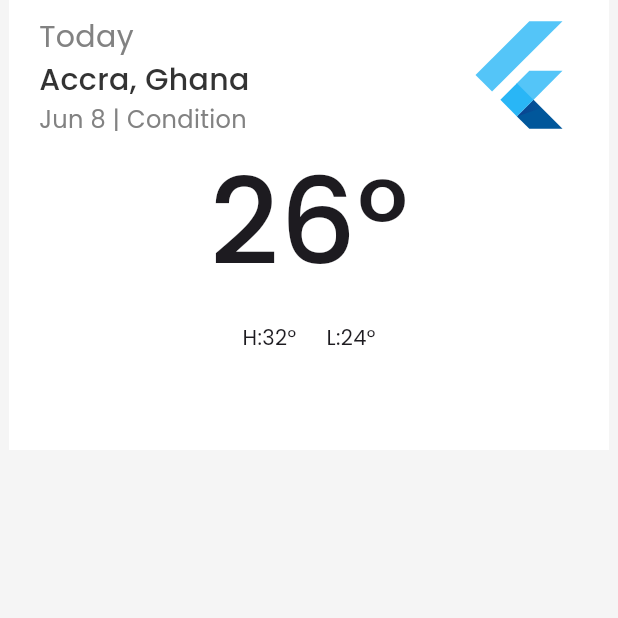
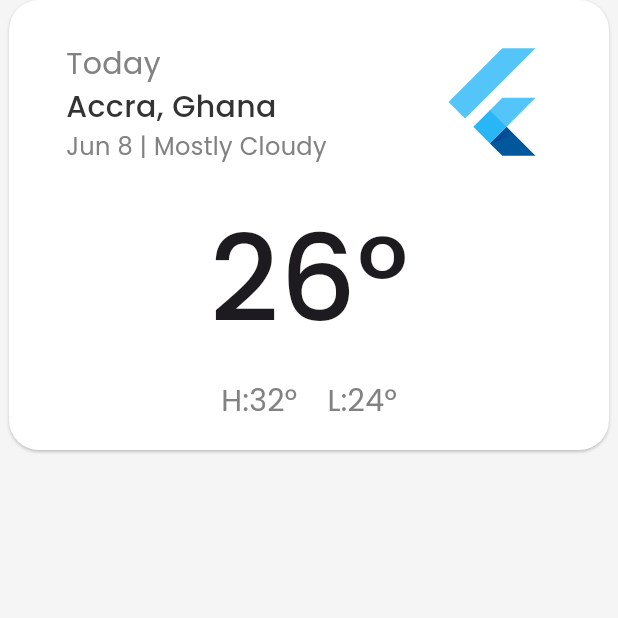
Before and after one commit to Odarteifx/weather_app, a Flutter app: the screen it shows after launch, on a phone screen of 412 x 824 dp, the top half of it. Run offline on Flutter 3.47's test engine with Material 3 defaults, Android fonts, the phone set to English and light mode, and no system bars; our stand-ins replace google_fonts; missing offline and left inert: weatherapi.

Commit message:
current weather list tile Ui completed

```diff
--- a/weather_app/lib/pages/weather.dart
+++ b/weather_app/lib/pages/weather.dart
@@ -44,18 +44,31 @@ Widget weatherTile(cityName){
 return Container(
   width: 400,
   height: 300,
-  decoration: const BoxDecoration(
+  decoration: BoxDecoration(
     color: Colors.white,
+    borderRadius: BorderRadius.circular(20),
+    boxShadow: const [
+      BoxShadow(
+      offset: Offset(0, 1),
+      blurRadius: 1,
+      color: Color.fromRGBO(0, 0, 0, 0.2),
+    )
+    ]
   ),
   child: Padding(
-    padding: const EdgeInsets.symmetric(vertical: 10, horizontal: 20),
+    padding: const EdgeInsets.all(8),
     child: Column(
+      mainAxisAlignment: MainAxisAlignment.spaceEvenly,
       children: [
-        Row(
+        Padding(
+          padding: const EdgeInsets.symmetric(horizontal: 20),
+          child: Row(
             crossAxisAlignment: CrossAxisAlignment.start,
             mainAxisAlignment: MainAxisAlignment.spaceBetween,
             children: [
-            Column(
+              Padding(
+                padding: const EdgeInsets.symmetric(horizontal: 10, vertical: 20),
+                child: Column(
                   crossAxisAlignment: CrossAxisAlignment.start,
                   children: [
                     Text(
@@ -75,7 +88,7 @@ return Container(
                       ),
                       ),
                     Text(
-                  '${month[monthnum]} $day | Condition',
+                      '${month[monthnum]} $day | Mostly Cloudy',
                       style: GoogleFonts.poppins(
                         fontSize: 16,
                         fontWeight: FontWeight.normal,
@@ -84,8 +97,13 @@ return Container(
                       )
                   ],
                 ),
-            const FlutterLogo( size: 80,),
+              ),
+              const Padding(
+                padding: EdgeInsets.symmetric(horizontal: 10, vertical: 20),
+                child:  FlutterLogo( size: 80,),
+              ),
             ],
+          ),
         ),
         //change to fit temperature
         Text(
@@ -95,14 +113,26 @@ return Container(
             fontWeight: FontWeight.w500,
           ),
           ),
-          const Padding(
+           Padding(
             padding: const EdgeInsets.all(10),
             child: Row(
               mainAxisAlignment: MainAxisAlignment.center,
               children: [
-                Text('H:32°'),
-                SizedBox(width: 20,),
-                Text('L:24°')
+                Text(
+                  'H:32°',
+                  style: GoogleFonts.poppins(
+                    fontSize: 20,
+                    color:const Color(0xFF828282)
+                  ),
+                  ),
+                const SizedBox(width: 20,),
+                Text('L:24°',
+                 style: GoogleFonts.poppins(
+                    fontSize: 20,
+                    color:const Color(0xFF828282)
+                  ),
+                )
+
               ],
             ),
           )
```
Lines whose indentation alone changed are shown as unchanged.
